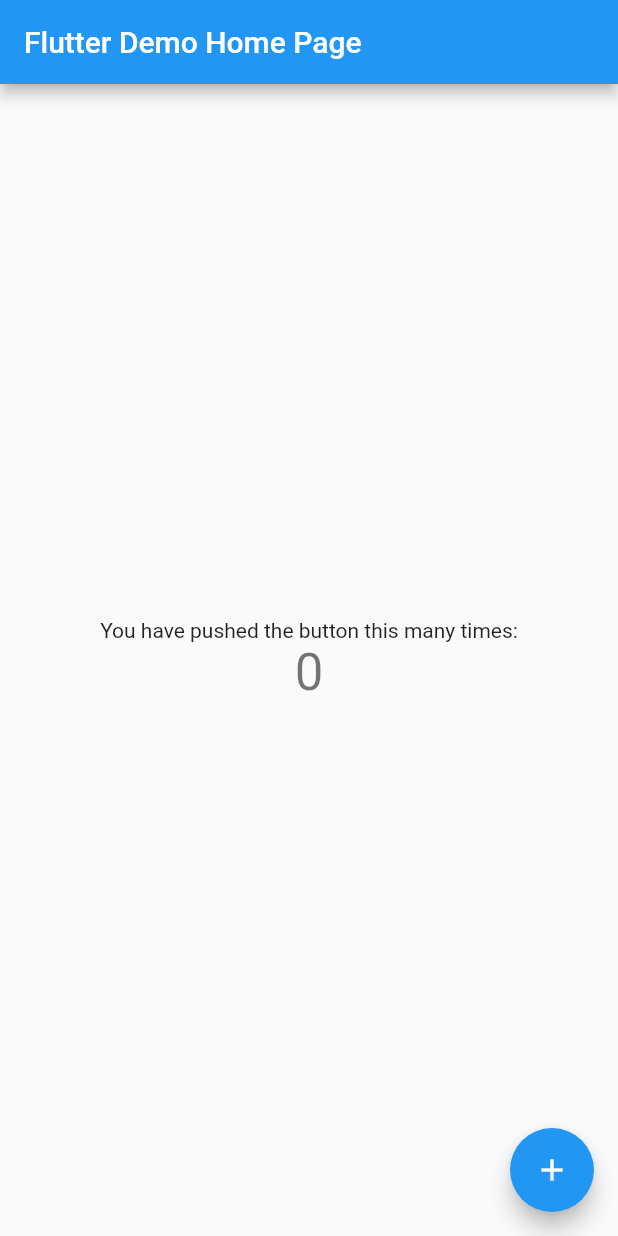
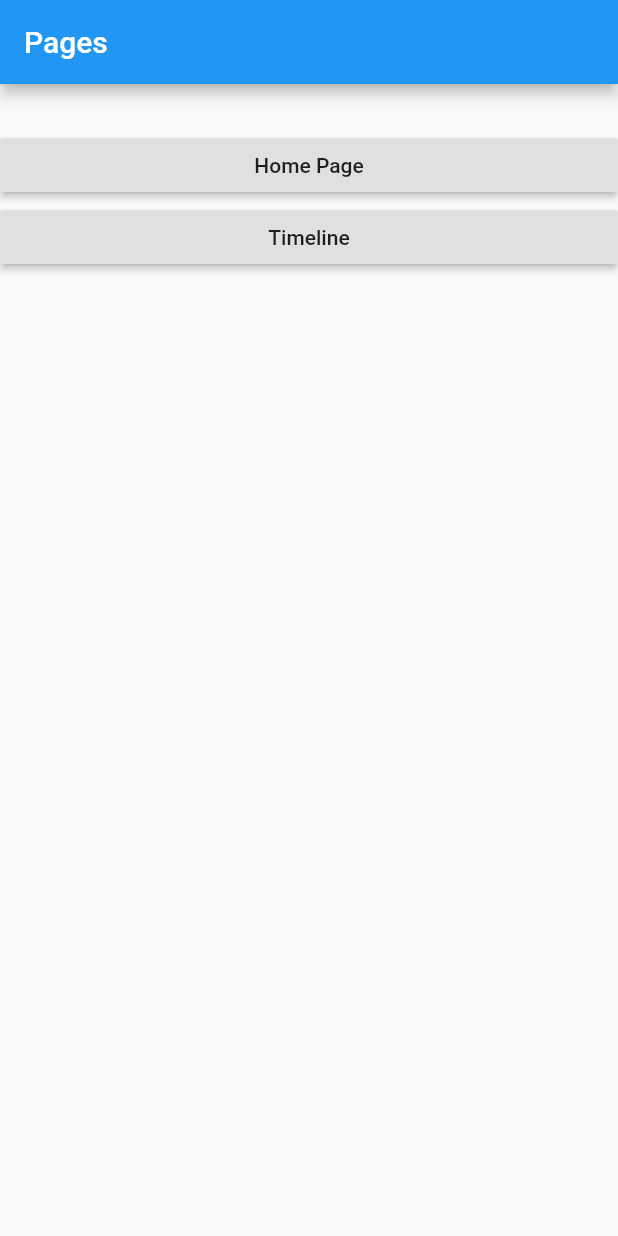
Before and after one commit to steevjames/ExcelApp-Prototype, a Flutter app: the screen it shows after launch, on a phone screen of 412 x 824 dp. Run offline on Flutter 3.47's test engine with Material 2 defaults, Android fonts, the phone set to English and light mode, and no system bars; our stand-ins replace cached_network_image, carousel_slider.

Commit message:
Modifies Timeline UI, put links to UI's from main page.

```diff
--- a/lib/UI/Home/welcomePage.dart
+++ b/lib/UI/Home/welcomePage.dart
@@ -6,8 +6,8 @@ import 'Utils/constants.dart';
 import 'Utils/data.dart';
 
 class WelcomeCard extends StatelessWidget {
-  double cardHeight = screenSize.height / 2.1;
-  Radius cardRoundness = Radius.circular(32);
+  final double cardHeight = screenSize.height / 2.1;
+  final Radius cardRoundness = Radius.circular(32);
 
   @override
   Widget build(BuildContext context) {
--- /dev/null
+++ b/lib/UI/Timeline/timeline.dart
@@ -0,0 +1,221 @@
+import 'package:flutter/material.dart';
+
+import './generateTimetableList.dart';
+
+var c = 1;
+
+class Timeline extends StatefulWidget {
+  @override
+  _TimelineState createState() => _TimelineState();
+}
+
+class _TimelineState extends State<Timeline> {
+  var timeTableData = sampleDataDay1;
+  String daynumber = 'Day 1';
+  @override
+  Widget build(BuildContext context) {
+    return MaterialApp(
+      home: Scaffold(
+        body: SingleChildScrollView(
+          child: Column(
+            children: <Widget>[
+              SafeArea(child: Center()),
+              Container(
+                padding: EdgeInsets.symmetric(horizontal: 20, vertical: 30),
+                decoration: BoxDecoration(color: Colors.grey[200]),
+                child: Column(
+                  crossAxisAlignment: CrossAxisAlignment.stretch,
+                  children: <Widget>[
+                    Padding(
+                      padding: EdgeInsets.fromLTRB(20, 0, 0, 15),
+                      child: Column(
+                        crossAxisAlignment: CrossAxisAlignment.start,
+                        children: <Widget>[
+                          Text(
+                            'Timeline',
+                            style: TextStyle(
+                                fontSize: 30,
+                                color: Color(0xff282849),
+                                fontWeight: FontWeight.w400),
+                          ),
+                          // Text(
+                          //   daynumber,
+                          //   style: TextStyle(
+                          //       fontSize: 20,
+                          //       color: Color(0xff282849),
+                          //       fontWeight: FontWeight.w300),
+                          // )
+                        ],
+                      ),
+                    ),
+                    SizedBox(height: 20),
+                    Row(
+                      mainAxisAlignment: MainAxisAlignment.center,
+                      children: <Widget>[
+                        InkWell(
+                          onTap: () {
+                            setState(() {
+                              timeTableData = sampleDataDay1;
+                              daynumber = 'Day 1';
+                            });
+                          },
+                          child: _day('01'),
+                        ),
+                        SizedBox(width: 15),
+                        InkWell(
+                          onTap: () {
+                            setState(() {
+                              timeTableData = sampleDataDay2;
+                              daynumber = 'Day 2';
+                            });
+                          },
+                          child:
+                              Transform.scale(scale: 1.12, child: _day('02')),
+                        ),
+                        SizedBox(width: 15),
+                        InkWell(
+                          onTap: () {
+                            setState(() {
+                              timeTableData = sampleDataDay3;
+                              daynumber = 'Day 3';
+                            });
+                          },
+                          child: _day('03'),
+                        ),
+                      ],
+                    )
+                  ],
+                ),
+              ),
+              TimeTableList(timeTableData)
+            ],
+          ),
+        ),
+      ),
+    );
+  }
+}
+
+Widget _day(dayno) {
+  return Container(
+    padding: EdgeInsets.fromLTRB(15, 22, 15, 22),
+    decoration: BoxDecoration(
+        color: Colors.white,
+        borderRadius: BorderRadius.circular(40),
+        boxShadow: [
+          new BoxShadow(
+              color: Colors.black, blurRadius: 20.0, spreadRadius: -15),
+        ]),
+    child: Column(
+      children: <Widget>[
+        Text(
+          'Day',
+          textAlign: TextAlign.center,
+          style: TextStyle(fontWeight: FontWeight.bold, fontSize: 15),
+        ),
+        Text(
+          dayno,
+          style: TextStyle(fontSize: 20, fontWeight: FontWeight.bold),
+        ),
+      ],
+    ),
+  );
+}
+
+var sampleDataDay1 = [
+  {
+    'name': 'Robosoccer Day 1',
+    'content': '10AM - 4PM | Amphitheatre',
+    'image':
+        'https://free4kwallpapers.com/uploads/wallpaper/neon-retro-computers-by-lorenzo-herrera-wallpaper-1024x768-wallpaper.jpg'
+  },
+  {
+    'name': 'Khoj',
+    'content': '10AM - 4PM | Amphitheatre',
+    'image': 'https://wallpapercave.com/wp/pZPTMMO.jpg'
+  },
+  {
+    'name': 'Reverse Coding',
+    'content': '10AM - 4PM | Amphitheatre',
+    'image':
+        'https://free4kwallpapers.com/uploads/wallpaper/neon-retro-computers-by-lorenzo-herrera-wallpaper-1024x768-wallpaper.jpg'
+  },
+  {
+    'name': 'Next Event',
+    'content': 'Amphitheatre\n10AM - 4PM',
+    'image':
+        'https://free4kwallpapers.com/uploads/wallpaper/neon-retro-computers-by-lorenzo-herrera-wallpaper-1024x768-wallpaper.jpg'
+  },
+    {
+    'name': 'Robosoccer Day 1',
+    'content': '10AM - 4PM | Amphitheatre',
+    'image':
+        'https://free4kwallpapers.com/uploads/wallpaper/neon-retro-computers-by-lorenzo-herrera-wallpaper-1024x768-wallpaper.jpg'
+  },
+  {
+    'name': 'Khoj',
+    'content': '10AM - 4PM | Amphitheatre',
+    'image': 'https://wallpapercave.com/wp/pZPTMMO.jpg'
+  },
+    {
+    'name': 'Robosoccer Day 1',
+    'content': '10AM - 4PM | Amphitheatre',
+    'image':
+        'https://free4kwallpapers.com/uploads/wallpaper/neon-retro-computers-by-lorenzo-herrera-wallpaper-1024x768-wallpaper.jpg'
+  },
+  {
+    'name': 'Khoj',
+    'content': '10AM - 4PM | Amphitheatre',
+    'image': 'https://wallpapercave.com/wp/pZPTMMO.jpg'
+  },
+];
+var sampleDataDay2 = [
+  {
+    'name': 'Day 2 Soccer',
+    'content': '10AM - 4PM | Amphitheatre',
+    'image':
+        'https://free4kwallpapers.com/uploads/wallpaper/neon-retro-computers-by-lorenzo-herrera-wallpaper-1024x768-wallpaper.jpg'
+  },
+  {
+    'name': 'Khoj Day 2',
+    'content': '10AM - 4PM | Amphitheatre',
+    'image': 'https://wallpapercave.com/wp/pZPTMMO.jpg'
+  },
+  {
+    'name': 'Reverse Coding',
+    'content': '10AM - 4PM | Amphitheatre',
+    'image':
+        'https://free4kwallpapers.com/uploads/wallpaper/neon-retro-computers-by-lorenzo-herrera-wallpaper-1024x768-wallpaper.jpg'
+  },
+  {
+    'name': 'Next Event',
+    'content': 'Amphitheatre\n10AM - 4PM',
+    'image':
+        'https://free4kwallpapers.com/uploads/wallpaper/neon-retro-computers-by-lorenzo-herrera-wallpaper-1024x768-wallpaper.jpg'
+  },
+];
+var sampleDataDay3 = [
+  {
+    'name': 'Robosoccer Day3',
+    'content': '10AM - 4PM | Amphitheatre',
+    'image':
+        'https://free4kwallpapers.com/uploads/wallpaper/neon-retro-computers-by-lorenzo-herrera-wallpaper-1024x768-wallpaper.jpg'
+  },
+  {
+    'name': 'Khoj',
+    'content': '10AM - 4PM | Amphitheatre',
+    'image': 'https://wallpapercave.com/wp/pZPTMMO.jpg'
+  },
+  {
+    'name': 'Reverse Coding',
+    'content': '10AM - 4PM | Amphitheatre',
+    'image':
+        'https://free4kwallpapers.com/uploads/wallpaper/neon-retro-computers-by-lorenzo-herrera-wallpaper-1024x768-wallpaper.jpg'
+  },
+  {
+    'name': 'Next Event',
+    'content': 'Amphitheatre\n10AM - 4PM',
+    'image':
+        'https://free4kwallpapers.com/uploads/wallpaper/neon-retro-computers-by-lorenzo-herrera-wallpaper-1024x768-wallpaper.jpg'
+  },
+];
--- a/lib/main.dart
+++ b/lib/main.dart
@@ -1,111 +1,50 @@
 import 'package:flutter/material.dart';
+import './UI/Home/home.dart';
+import './UI/Timeline/timeline.dart';
 
 void main() => runApp(MyApp());
 
 class MyApp extends StatelessWidget {
-  // This widget is the root of your application.
   @override
   Widget build(BuildContext context) {
     return MaterialApp(
       title: 'Flutter Demo',
       theme: ThemeData(
-        // This is the theme of your application.
-        //
-        // Try running your application with "flutter run". You'll see the
-        // application has a blue toolbar. Then, without quitting the app, try
-        // changing the primarySwatch below to Colors.green and then invoke
-        // "hot reload" (press "r" in the console where you ran "flutter run",
-        // or simply save your changes to "hot reload" in a Flutter IDE).
-        // Notice that the counter didn't reset back to zero; the application
-        // is not restarted.
         primarySwatch: Colors.blue,
       ),
-      home: MyHomePage(title: 'Flutter Demo Home Page'),
+      home: DemoPage(),
     );
   }
 }
 
-class MyHomePage extends StatefulWidget {
-  MyHomePage({Key key, this.title}) : super(key: key);
-
-  // This widget is the home page of your application. It is stateful, meaning
-  // that it has a State object (defined below) that contains fields that affect
-  // how it looks.
-
-  // This class is the configuration for the state. It holds the values (in this
-  // case the title) provided by the parent (in this case the App widget) and
-  // used by the build method of the State. Fields in a Widget subclass are
-  // always marked "final".
-
-  final String title;
-
-  @override
-  _MyHomePageState createState() => _MyHomePageState();
-}
-
-class _MyHomePageState extends State<MyHomePage> {
-  int _counter = 0;
-
-  void _incrementCounter() {
-    setState(() {
-      // This call to setState tells the Flutter framework that something has
-      // changed in this State, which causes it to rerun the build method below
-      // so that the display can reflect the updated values. If we changed
-      // _counter without calling setState(), then the build method would not be
-      // called again, and so nothing would appear to happen.
-      _counter++;
-    });
-  }
-
+class DemoPage extends StatelessWidget {
   @override
   Widget build(BuildContext context) {
-    // This method is rerun every time setState is called, for instance as done
-    // by the _incrementCounter method above.
-    //
-    // The Flutter framework has been optimized to make rerunning build methods
-    // fast, so that you can just rebuild anything that needs updating rather
-    // than having to individually change instances of widgets.
     return Scaffold(
-      appBar: AppBar(
-        // Here we take the value from the MyHomePage object that was created by
-        // the App.build method, and use it to set our appbar title.
-        title: Text(widget.title),
-      ),
-      body: Center(
-        // Center is a layout widget. It takes a single child and positions it
-        // in the middle of the parent.
-        child: Column(
-          // Column is also a layout widget. It takes a list of children and
-          // arranges them vertically. By default, it sizes itself to fit its
-          // children horizontally, and tries to be as tall as its parent.
-          //
-          // Invoke "debug painting" (press "p" in the console, choose the
-          // "Toggle Debug Paint" action from the Flutter Inspector in Android
-          // Studio, or the "Toggle Debug Paint" command in Visual Studio Code)
-          // to see the wireframe for each widget.
-          //
-          // Column has various properties to control how it sizes itself and
-          // how it positions its children. Here we use mainAxisAlignment to
-          // center the children vertically; the main axis here is the vertical
-          // axis because Columns are vertical (the cross axis would be
-          // horizontal).
-          mainAxisAlignment: MainAxisAlignment.center,
-          children: <Widget>[
-            Text(
-              'You have pushed the button this many times:',
-            ),
-            Text(
-              '$_counter',
-              style: Theme.of(context).textTheme.display1,
-            ),
-          ],
+        appBar: AppBar(
+          title: Text('Pages'),
         ),
-      ),
-      floatingActionButton: FloatingActionButton(
-        onPressed: _incrementCounter,
-        tooltip: 'Increment',
-        child: Icon(Icons.add),
-      ), // This trailing comma makes auto-formatting nicer for build methods.
-    );
+        body: SingleChildScrollView(
+          child: Column(
+            crossAxisAlignment: CrossAxisAlignment.stretch,
+            children: <Widget>[
+              SizedBox(height: 30),
+              // Links to pages
+              RaisedButton(
+                  child: Text('Home Page'),
+                  onPressed: () {
+                    Navigator.push(context,
+                        MaterialPageRoute(builder: (context) => Home()));
+                  }),
+              //
+              RaisedButton(
+                  child: Text('Timeline'),
+                  onPressed: () {
+                    Navigator.push(context,
+                        MaterialPageRoute(builder: (context) => Timeline()));
+                  }),
+            ],
+          ),
+        ));
   }
 }
```
Also changed, not shown: lib/UI/Home/homePage.dart (+8 -8 lines), lib/UI/Timeline/day1.dart (deleted, +0 -30 lines), lib/UI/Timeline/day2.dart (deleted, +0 -29 lines), lib/UI/Timeline/day3.dart (deleted, +0 -30 lines), lib/UI/Timeline/event.dart (deleted, +0 -39 lines), lib/UI/Timeline/generateTimetableList.dart (added, +80 -0 lines), lib/UI/Timeline/main.dart (deleted, +0 -141 lines), pubspec.yaml (+3 -31 lines), pubspec.lock.
